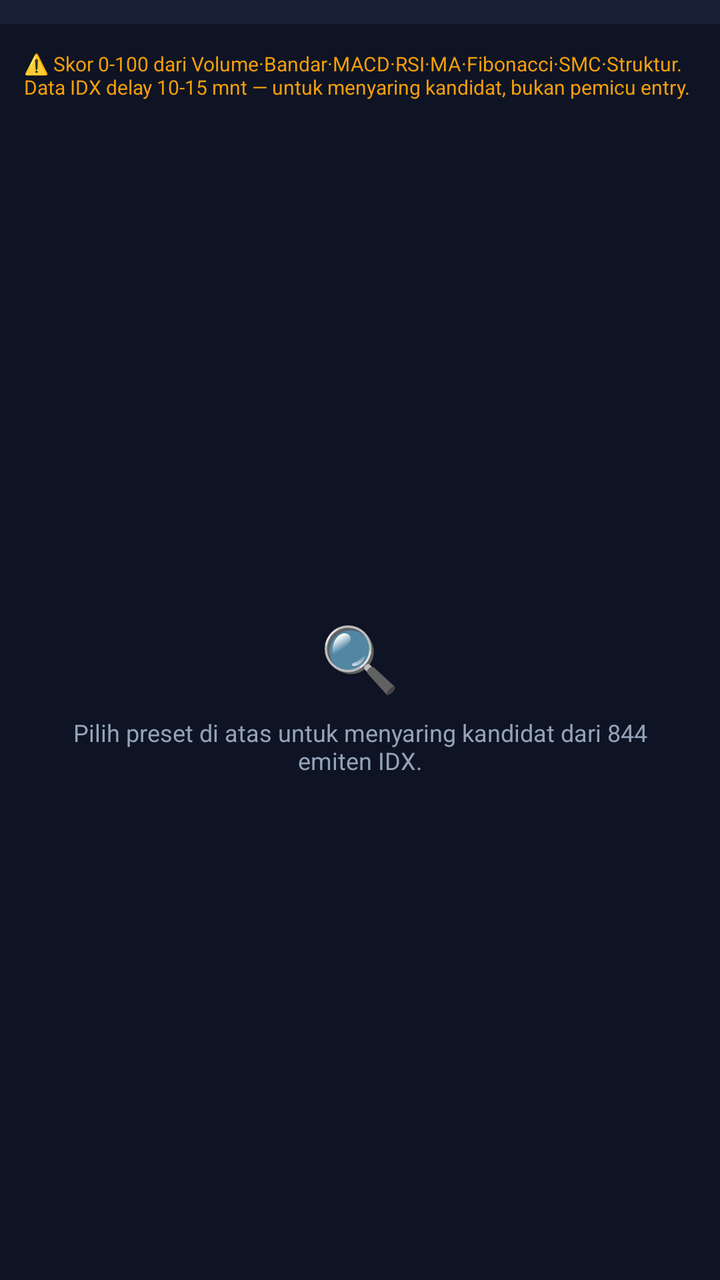
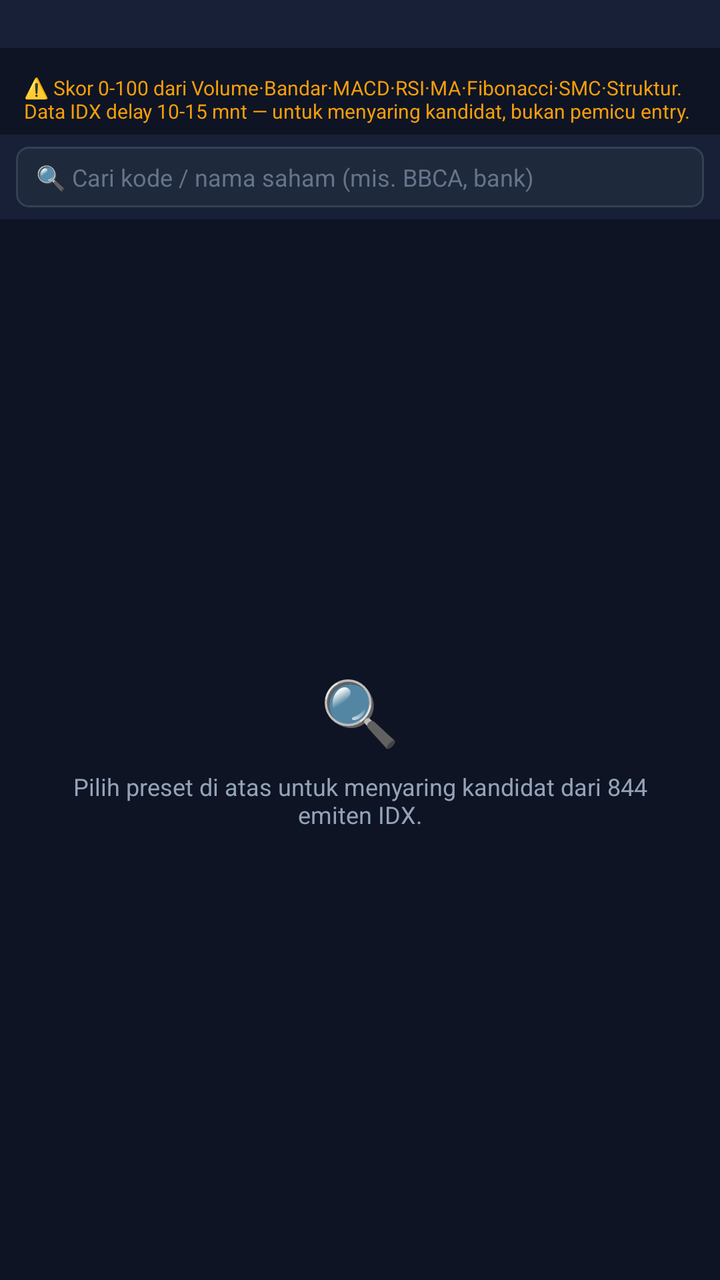

The first picture is an Android layout as it rendered before a commit; the second is the same layout after the commit. The layout source and the unified diff follow.
<!-- AndroidManifest.xml: application theme Theme.AppScalping -->
<!-- res/layout/fragment_screener.xml -->
<?xml version="1.0" encoding="utf-8"?>
<LinearLayout xmlns:android="http://schemas.android.com/apk/res/android"
    android:layout_width="match_parent"
    android:layout_height="match_parent"
    android:background="@color/bg_panel"
    android:orientation="vertical">

    
    <HorizontalScrollView
        android:id="@+id/svScreenerPresets"
        android:layout_width="match_parent"
        android:layout_height="wrap_content"
        android:background="@color/bg_card"
        android:paddingHorizontal="8dp"
        android:paddingVertical="6dp"
        android:scrollbars="none">

        <LinearLayout
            android:id="@+id/llScreenerPresets"
            android:layout_width="wrap_content"
            android:layout_height="wrap_content"
            android:orientation="horizontal" />
    </HorizontalScrollView>

    
    <LinearLayout
        android:id="@+id/llScreenerTimeframes"
        android:layout_width="match_parent"
        android:layout_height="wrap_content"
        android:background="@color/bg_panel"
        android:gravity="center_vertical"
        android:orientation="horizontal"
        android:paddingHorizontal="8dp"
        android:paddingVertical="4dp" />

    
    <TextView
        android:id="@+id/tvScreenerNotice"
        android:layout_width="match_parent"
        android:layout_height="wrap_content"
        android:paddingHorizontal="12dp"
        android:paddingVertical="5dp"
        android:text="⚠️ Skor 0-100 dari Volume·Bandar·MACD·RSI·MA·Fibonacci·SMC·Struktur. Data IDX delay 10-15 mnt — untuk menyaring kandidat, bukan pemicu entry."
        android:textColor="@color/signal_yellow"
        android:textSize="10sp" />

    
    <ProgressBar
        android:id="@+id/pbScreenerLoading"
        style="?android:attr/progressBarStyleHorizontal"
        android:layout_width="match_parent"
        android:layout_height="3dp"
        android:indeterminate="true"
        android:visibility="gone" />

    <FrameLayout
        android:layout_width="match_parent"
        android:layout_height="0dp"
        android:layout_weight="1">

        <androidx.recyclerview.widget.RecyclerView
            android:id="@+id/rvScreener"
            android:layout_width="match_parent"
            android:layout_height="match_parent"
            android:clipToPadding="false"
            android:paddingBottom="8dp" />

        
        <LinearLayout
            android:id="@+id/layoutScreenerEmpty"
            android:layout_width="match_parent"
            android:layout_height="match_parent"
            android:gravity="center"
            android:orientation="vertical"
            android:padding="24dp">

            <TextView
                android:layout_width="wrap_content"
                android:layout_height="wrap_content"
                android:text="🔍"
                android:textSize="32sp" />

            <TextView
                android:id="@+id/tvScreenerEmptyMsg"
                android:layout_width="wrap_content"
                android:layout_height="wrap_content"
                android:layout_marginTop="8dp"
                android:gravity="center"
                android:text="Pilih preset di atas untuk menyaring kandidat dari 844 emiten IDX."
                android:textColor="@color/text_secondary"
                android:textSize="12sp" />
        </LinearLayout>
    </FrameLayout>

</LinearLayout>
<!-- resources referenced by this layout -->
<resources>
  <color name="bg_card">#172036</color>
  <color name="bg_panel">#0E1424</color>
  <color name="signal_yellow">#F59E0B</color>
  <color name="text_secondary">#94A3B8</color>
  <style name="Theme.AppScalping" parent="Theme.Material3.DayNight.NoActionBar">
          <item name="android:statusBarColor">@color/bg_panel</item>
          <item name="android:windowLightStatusBar">false</item>
          <item name="android:navigationBarColor">@color/bg_panel</item>
          <item name="colorPrimary">@color/brand_primary</item>
          <item name="colorSecondary">@color/brand_accent</item>
      </style>
  <color name="brand_primary">#0EA5E9</color>
  <color name="brand_accent">#38BDF8</color>
</resources>

<!-- the commit's change to res/layout/fragment_screener.xml (unified diff, before → after) -->
@@ -4,6 +4,25 @@
     android:layout_height="match_parent"
     android:background="@color/bg_panel"
     android:orientation="vertical">
+
+    
+    <HorizontalScrollView
+        android:id="@+id/svScreenerStyles"
+        android:layout_width="match_parent"
+        android:layout_height="wrap_content"
+        android:background="@color/bg_card"
+        android:paddingHorizontal="8dp"
+        android:paddingTop="8dp"
+        android:paddingBottom="4dp"
+        android:scrollbars="none">
+
+        <LinearLayout
+            android:id="@+id/llScreenerStyles"
+            android:layout_width="wrap_content"
+            android:layout_height="wrap_content"
+            android:gravity="center_vertical"
+            android:orientation="horizontal" />
+    </HorizontalScrollView>
 
     
     <HorizontalScrollView
@@ -23,15 +42,22 @@
     </HorizontalScrollView>
 
     
-    <LinearLayout
-        android:id="@+id/llScreenerTimeframes"
+    <HorizontalScrollView
+        android:id="@+id/svScreenerTimeframes"
         android:layout_width="match_parent"
         android:layout_height="wrap_content"
         android:background="@color/bg_panel"
-        android:gravity="center_vertical"
-        android:orientation="horizontal"
         android:paddingHorizontal="8dp"
-        android:paddingVertical="4dp" />
+        android:paddingVertical="4dp"
+        android:scrollbars="none">
+
+        <LinearLayout
+            android:id="@+id/llScreenerTimeframes"
+            android:layout_width="wrap_content"
+            android:layout_height="wrap_content"
+            android:gravity="center_vertical"
+            android:orientation="horizontal" />
+    </HorizontalScrollView>
 
     
     <TextView
@@ -43,6 +69,58 @@
         android:text="⚠️ Skor 0-100 dari Volume·Bandar·MACD·RSI·MA·Fibonacci·SMC·Struktur. Data IDX delay 10-15 mnt — untuk menyaring kandidat, bukan pemicu entry."
         android:textColor="@color/signal_yellow"
         android:textSize="10sp" />
+
+    
+    <LinearLayout
+        android:layout_width="match_parent"
+        android:layout_height="wrap_content"
+        android:background="@color/bg_card"
+        android:gravity="center_vertical"
+        android:orientation="horizontal"
+        android:paddingHorizontal="8dp"
+        android:paddingVertical="6dp">
+
+        <EditText
+            android:id="@+id/etScreenerSearch"
+            android:layout_width="0dp"
+            android:layout_height="wrap_content"
+            android:layout_weight="1"
+            android:background="@drawable/bg_chip"
+            android:hint="🔍 Cari kode / nama saham (mis. BBCA, bank)"
+            android:imeOptions="actionSearch"
+            android:inputType="textCapCharacters"
+            android:maxLines="1"
+            android:paddingHorizontal="10dp"
+            android:paddingVertical="7dp"
+            android:textColor="@color/text_primary"
+            android:textColorHint="@color/text_muted"
+            android:textSize="12sp" />
+
+        <TextView
+            android:id="@+id/tvScreenerSearchClear"
+            android:layout_width="wrap_content"
+            android:layout_height="wrap_content"
+            android:layout_marginStart="6dp"
+            android:background="@drawable/bg_chip"
+            android:gravity="center"
+            android:paddingHorizontal="10dp"
+            android:paddingVertical="7dp"
+            android:text="✕"
+            android:textColor="@color/text_secondary"
+            android:textSize="12sp"
+            android:visibility="gone" />
+    </LinearLayout>
+
+    
+    <TextView
+        android:id="@+id/tvScreenerSearchHint"
+        android:layout_width="match_parent"
+        android:layout_height="wrap_content"
+        android:paddingHorizontal="12dp"
+        android:paddingBottom="4dp"
+        android:textColor="@color/brand_accent"
+        android:textSize="10sp"
+        android:visibility="gone" />
 
     
     <ProgressBar
<!-- resource entries referenced after the edit -->
@@ -2,8 +2,19 @@
 <resources>
   <color name="bg_card">#172036</color>
   <color name="bg_panel">#0E1424</color>
+  <color name="brand_accent">#38BDF8</color>
   <color name="signal_yellow">#F59E0B</color>
+  <color name="text_muted">#64748B</color>
+  <color name="text_primary">#FFFFFF</color>
   <color name="text_secondary">#94A3B8</color>
+  <!-- drawable bg_chip (drawable) -->
+  <?xml version="1.0" encoding="utf-8"?>
+  <shape xmlns:android="http://schemas.android.com/apk/res/android"
+      android:shape="rectangle">
+      <corners android:radius="6dp" />
+      <solid android:color="#1E293B" />
+      <stroke android:width="1dp" android:color="#334155" />
+  </shape>
   <style name="Theme.AppScalping" parent="Theme.Material3.DayNight.NoActionBar">
           <item name="android:statusBarColor">@color/bg_panel</item>
           <item name="android:windowLightStatusBar">false</item>
@@ -12,6 +23,5 @@
           <item name="colorSecondary">@color/brand_accent</item>
       </style>
   <color name="brand_primary">#0EA5E9</color>
-  <color name="brand_accent">#38BDF8</color>
 </resources>
 
